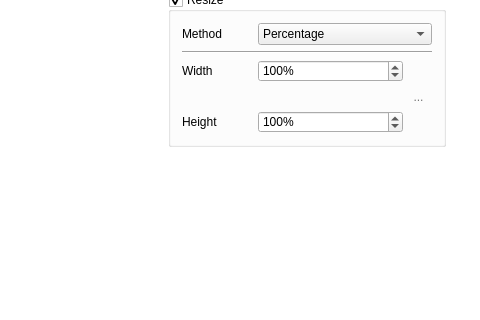
First picture: the form in src/caesium.ui, repository Lymphatus/caesium-image-compressor, before the edit; both pictures show x 400 to 880 and y 87 to 407 of the 880 by 812 pixel window.
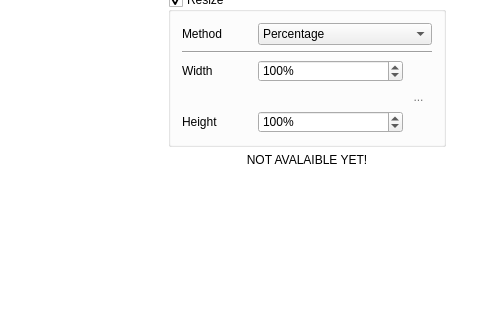
Second picture: the form after the edit. The open tabs and pages were chosen to show the change. Icons and pictures are not drawn. Custom widgets are drawn as their Qt base class.

```diff
--- a/src/caesium.ui
+++ b/src/caesium.ui
@@ -543,6 +543,16 @@
                 </layout>
                </widget>
               </item>
+              <item>
+               <widget class="QLabel" name="label">
+                <property name="text">
+                 <string>NOT AVALAIBLE YET!</string>
+                </property>
+                <property name="alignment">
+                 <set>Qt::AlignCenter</set>
+                </property>
+               </widget>
+              </item>
               <item>
                <spacer name="verticalSpacer_3">
                 <property name="orientation">
```
